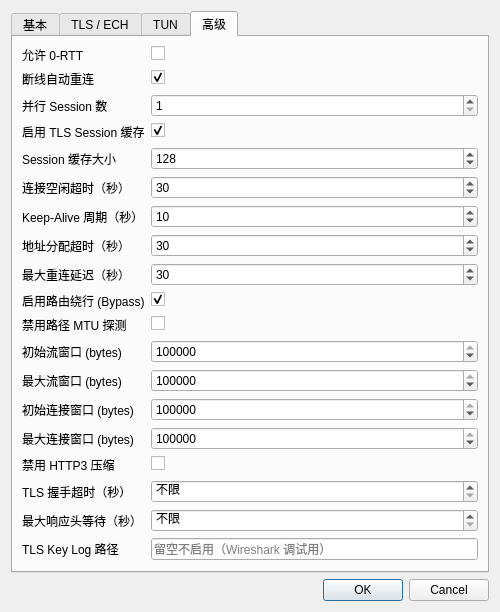
The window that ui/EditNodeDialog.ui (justinwoo280/connect-ip-tunnel-gui) describes before a commit, drawn with Qt 5.
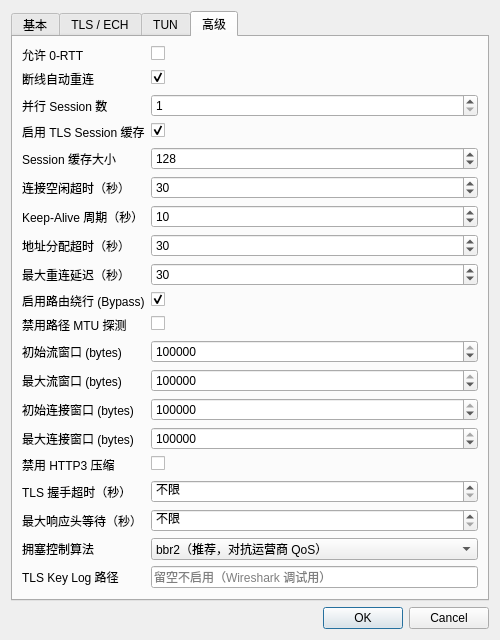
The same window after the commit. The open tabs and pages were chosen to show the change.

The edit to the form file:
```diff
--- a/ui/EditNodeDialog.ui
+++ b/ui/EditNodeDialog.ui
@@ -409,9 +409,19 @@
 
        <!-- 调试 -->
        <item row="18" column="0">
-        <widget class="QLabel"><property name="text"><string>TLS Key Log 路径</string></property></widget>
+        <widget class="QLabel"><property name="text"><string>拥塞控制算法</string></property></widget>
        </item>
        <item row="18" column="1">
+        <widget class="QComboBox" name="comboCongestionAlgo">
+         <item><property name="text"><string>bbr2（推荐，对抗运营商 QoS）</string></property></item>
+         <item><property name="text"><string>cubic（默认，理想网络）</string></property></item>
+        </widget>
+       </item>
+       <!-- 调试 -->
+       <item row="19" column="0">
+        <widget class="QLabel"><property name="text"><string>TLS Key Log 路径</string></property></widget>
+       </item>
+       <item row="19" column="1">
         <widget class="QLineEdit" name="editKeyLogPath">
          <property name="placeholderText"><string>留空不启用（Wireshark 调试用）</string></property>
         </widget>
```
Left out of the diff: 2 changed lines with no effect on the pictures.
